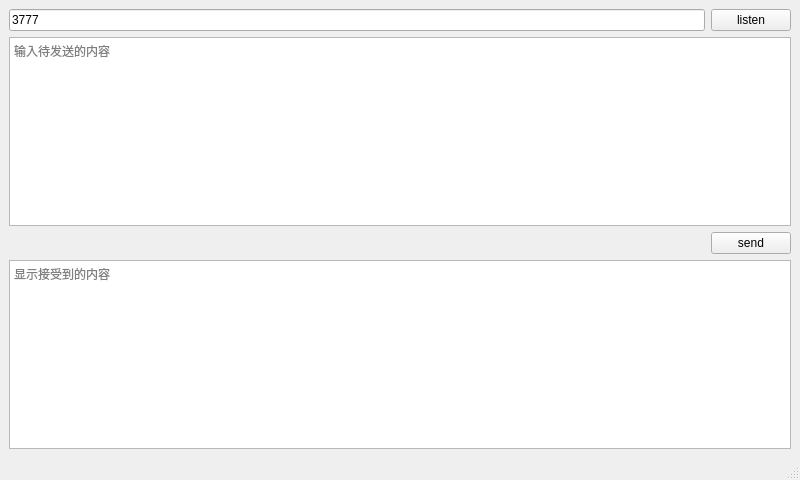
Qt form src/tcpserverwindow.ui (rrrriiiiich/iams) before a commit.
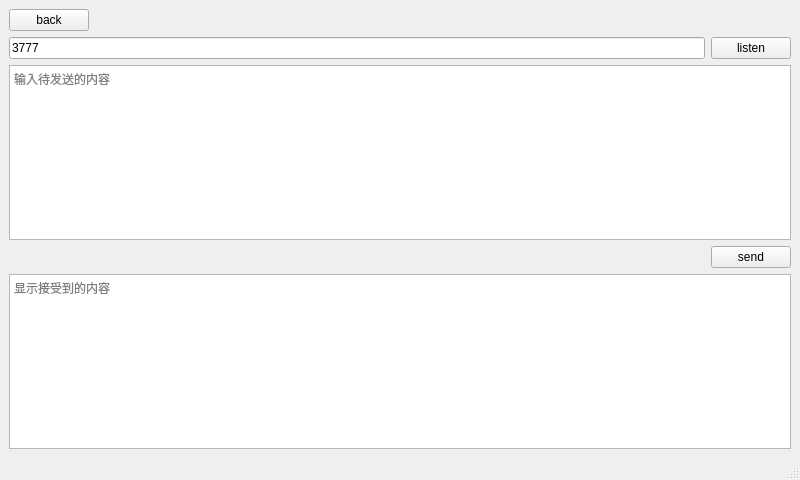
The same form after that commit.

Commit message: feat: tcp测试界面添加返回按钮

Diff of the .ui file:
```diff
--- a/src/tcpserverwindow.ui
+++ b/src/tcpserverwindow.ui
@@ -15,45 +15,38 @@
   </property>
   <widget class="QWidget" name="centralwidget">
    <layout class="QGridLayout" name="gridLayout">
-    <item row="3" column="0">
-     <layout class="QHBoxLayout" name="horizontalLayout">
-      <item>
-       <spacer name="horizontalSpacer_2">
-        <property name="orientation">
-         <enum>Qt::Horizontal</enum>
-        </property>
-        <property name="sizeHint" stdset="0">
-         <size>
-          <width>40</width>
-          <height>20</height>
-         </size>
-        </property>
-       </spacer>
-      </item>
-      <item>
-       <spacer name="horizontalSpacer">
-        <property name="orientation">
-         <enum>Qt::Horizontal</enum>
-        </property>
-        <property name="sizeHint" stdset="0">
-         <size>
-          <width>40</width>
-          <height>20</height>
-         </size>
-        </property>
-       </spacer>
-      </item>
-      <item>
-       <widget class="QPushButton" name="sendButton">
-        <property name="text">
-         <string>send</string>
-        </property>
-       </widget>
-      </item>
-     </layout>
-    </item>
     <item row="0" column="0">
-     <layout class="QHBoxLayout" name="horizontalLayout_2">
+     <layout class="QHBoxLayout" name="back">
+      <item>
+       <widget class="QPushButton" name="backButton">
+        <property name="sizePolicy">
+         <sizepolicy hsizetype="Maximum" vsizetype="Minimum">
+          <horstretch>0</horstretch>
+          <verstretch>0</verstretch>
+         </sizepolicy>
+        </property>
+        <property name="text">
+         <string>back</string>
+        </property>
+       </widget>
+      </item>
+      <item>
+       <spacer name="horizontalSpacer_3">
+        <property name="orientation">
+         <enum>Qt::Horizontal</enum>
+        </property>
+        <property name="sizeHint" stdset="0">
+         <size>
+          <width>40</width>
+          <height>20</height>
+         </size>
+        </property>
+       </spacer>
+      </item>
+     </layout>
+    </item>
+    <item row="1" column="0">
+     <layout class="QHBoxLayout" name="listen">
       <item>
        <widget class="QLineEdit" name="portEdit">
         <property name="text">
@@ -70,7 +63,7 @@
       </item>
      </layout>
     </item>
-    <item row="1" column="0">
+    <item row="2" column="0">
      <widget class="QPlainTextEdit" name="sendPlainTextEdit">
       <property name="readOnly">
        <bool>false</bool>
@@ -80,6 +73,43 @@
       </property>
      </widget>
     </item>
+    <item row="3" column="0">
+     <layout class="QHBoxLayout" name="send">
+      <item>
+       <spacer name="horizontalSpacer_2">
+        <property name="orientation">
+         <enum>Qt::Horizontal</enum>
+        </property>
+        <property name="sizeHint" stdset="0">
+         <size>
+          <width>40</width>
+          <height>20</height>
+         </size>
+        </property>
+       </spacer>
+      </item>
+      <item>
+       <spacer name="horizontalSpacer">
+        <property name="orientation">
+         <enum>Qt::Horizontal</enum>
+        </property>
+        <property name="sizeHint" stdset="0">
+         <size>
+          <width>40</width>
+          <height>20</height>
+         </size>
+        </property>
+       </spacer>
+      </item>
+      <item>
+       <widget class="QPushButton" name="sendButton">
+        <property name="text">
+         <string>send</string>
+        </property>
+       </widget>
+      </item>
+     </layout>
+    </item>
     <item row="4" column="0">
      <widget class="QPlainTextEdit" name="recvTextEdit">
       <property name="placeholderText">
```
The commit also changes 3 other files.
